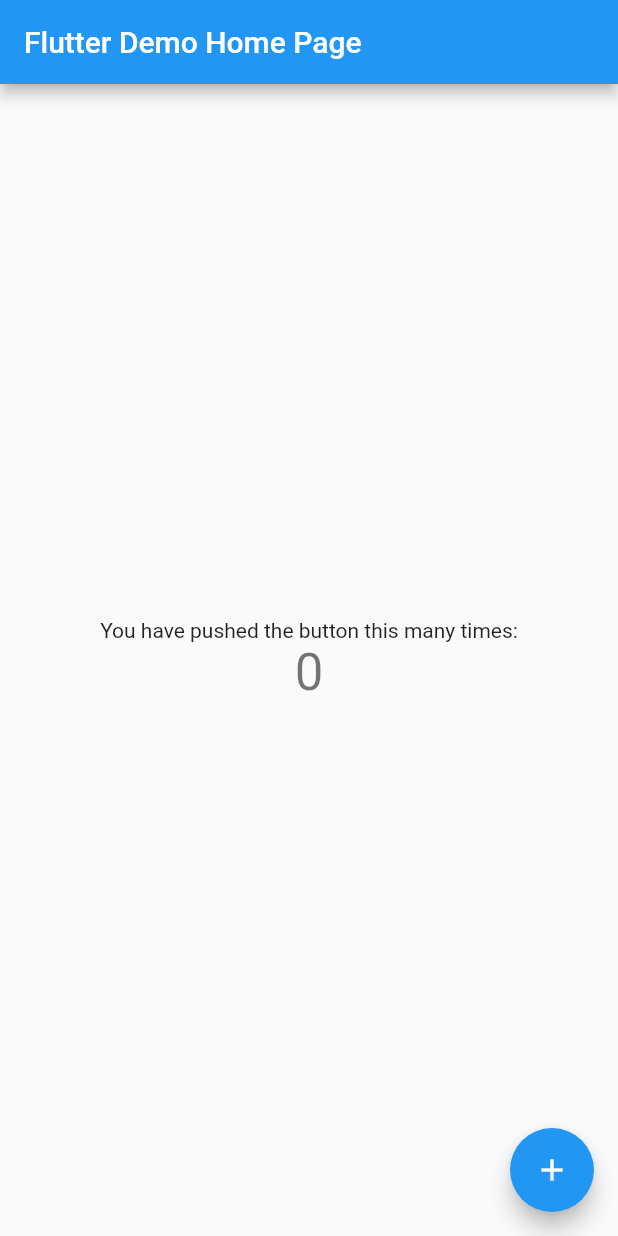
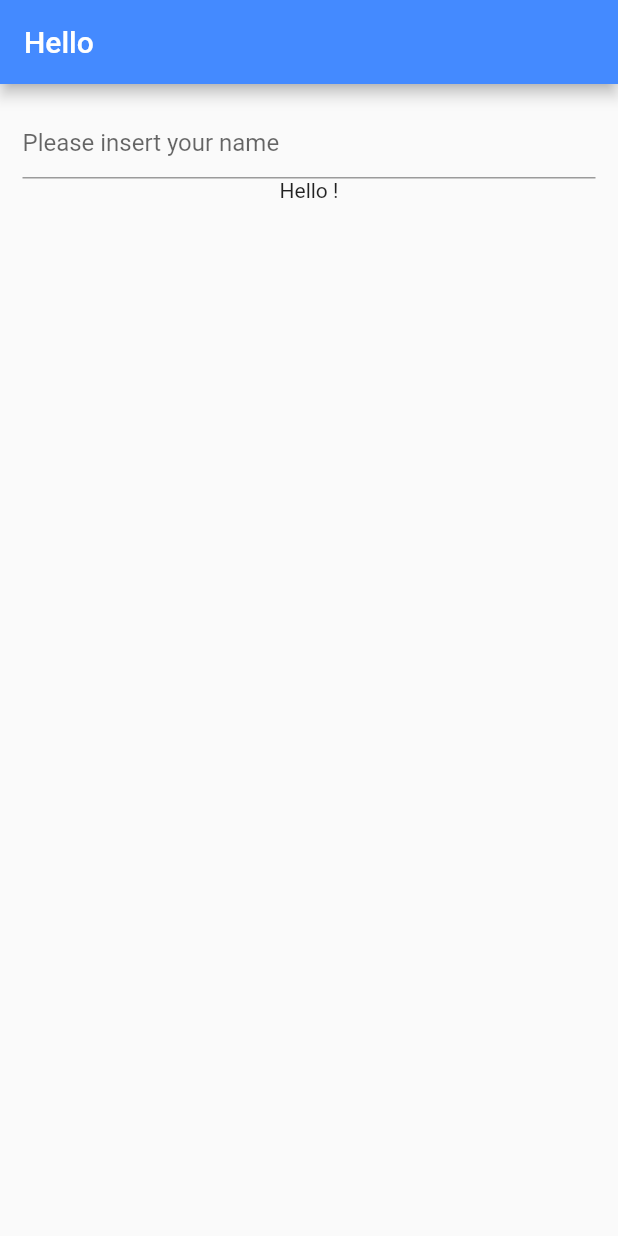
Before and after one commit to Andhrah/trip_cost, a Flutter app: the screen it shows after launch, on a phone screen of 412 x 824 dp. Run offline on Flutter 3.47's test engine with Material 2 defaults, Android fonts, the phone set to English and light mode, and no system bars.

Commit message:
implement stateful widget

```diff
--- a/lib/main.dart
+++ b/lib/main.dart
@@ -7,105 +7,48 @@ class MyApp extends StatelessWidget {
   @override
   Widget build(BuildContext context) {
     return MaterialApp(
-      title: 'Flutter Demo',
+      debugShowCheckedModeBanner: false,
+      title: 'Hello You',
       theme: ThemeData(
-        // This is the theme of your application.
-        //
-        // Try running your application with "flutter run". You'll see the
-        // application has a blue toolbar. Then, without quitting the app, try
-        // changing the primarySwatch below to Colors.green and then invoke
-        // "hot reload" (press "r" in the console where you ran "flutter run",
-        // or simply save your changes to "hot reload" in a Flutter IDE).
-        // Notice that the counter didn't reset back to zero; the application
-        // is not restarted.
         primarySwatch: Colors.blue,
       ),
-      home: MyHomePage(title: 'Flutter Demo Home Page'),
+      home: HelloYou(),
     );
   }
 }
 
-class MyHomePage extends StatefulWidget {
-  MyHomePage({Key key, this.title}) : super(key: key);
-
-  // This widget is the home page of your application. It is stateful, meaning
-  // that it has a State object (defined below) that contains fields that affect
-  // how it looks.
-
-  // This class is the configuration for the state. It holds the values (in this
-  // case the title) provided by the parent (in this case the App widget) and
-  // used by the build method of the State. Fields in a Widget subclass are
-  // always marked "final".
-
-  final String title;
-
+class HelloYou extends StatefulWidget {
   @override
-  _MyHomePageState createState() => _MyHomePageState();
+  State<StatefulWidget> createState() => _HelloYouState();
 }
 
-class _MyHomePageState extends State<MyHomePage> {
-  int _counter = 0;
-
-  void _incrementCounter() {
-    setState(() {
-      // This call to setState tells the Flutter framework that something has
-      // changed in this State, which causes it to rerun the build method below
-      // so that the display can reflect the updated values. If we changed
-      // _counter without calling setState(), then the build method would not be
-      // called again, and so nothing would appear to happen.
-      _counter++;
-    });
-  }
+class _HelloYouState extends State<HelloYou> {
+  String name = '';
 
   @override
   Widget build(BuildContext context) {
-    // This method is rerun every time setState is called, for instance as done
-    // by the _incrementCounter method above.
-    //
-    // The Flutter framework has been optimized to make rerunning build methods
-    // fast, so that you can just rebuild anything that needs updating rather
-    // than having to individually change instances of widgets.
     return Scaffold(
     appBar: AppBar(
-        // Here we take the value from the MyHomePage object that was created by
-        // the App.build method, and use it to set our appbar title.
-        title: Text(widget.title),
+      title: Text("Hello"),
+      backgroundColor: Colors.blueAccent,
     ),
-      body: Center(
-        // Center is a layout widget. It takes a single child and positions it
-        // in the middle of the parent.
+    body: Container(
+      padding: EdgeInsets.all(15.0),
       child: Column(
-          // Column is also a layout widget. It takes a list of children and
-          // arranges them vertically. By default, it sizes itself to fit its
-          // children horizontally, and tries to be as tall as its parent.
-          //
-          // Invoke "debug painting" (press "p" in the console, choose the
-          // "Toggle Debug Paint" action from the Flutter Inspector in Android
-          // Studio, or the "Toggle Debug Paint" command in Visual Studio Code)
-          // to see the wireframe for each widget.
-          //
-          // Column has various properties to control how it sizes itself and
-          // how it positions its children. Here we use mainAxisAlignment to
-          // center the children vertically; the main axis here is the vertical
-          // axis because Columns are vertical (the cross axis would be
-          // horizontal).
-          mainAxisAlignment: MainAxisAlignment.center,
         children: <Widget>[
-            Text(
-              'You have pushed the button this many times:',
+          TextField(
+            decoration: InputDecoration(
+              hintText: 'Please insert your name',
             ),
-            Text(
-              '$_counter',
-              style: Theme.of(context).textTheme.display1,
+            onChanged: (String string) {
+              setState(() {
+                name = string;
+              });
+            },
           ),
+          Text('Hello ' + name + '!')
         ],
-        ),
-      ),
-      floatingActionButton: FloatingActionButton(
-        onPressed: _incrementCounter,
-        tooltip: 'Increment',
-        child: Icon(Icons.add),
-      ), // This trailing comma makes auto-formatting nicer for build methods.
+      )
+    )
   );
-  }
-}
+  }}
```
Lines whose indentation alone changed are shown as unchanged.
